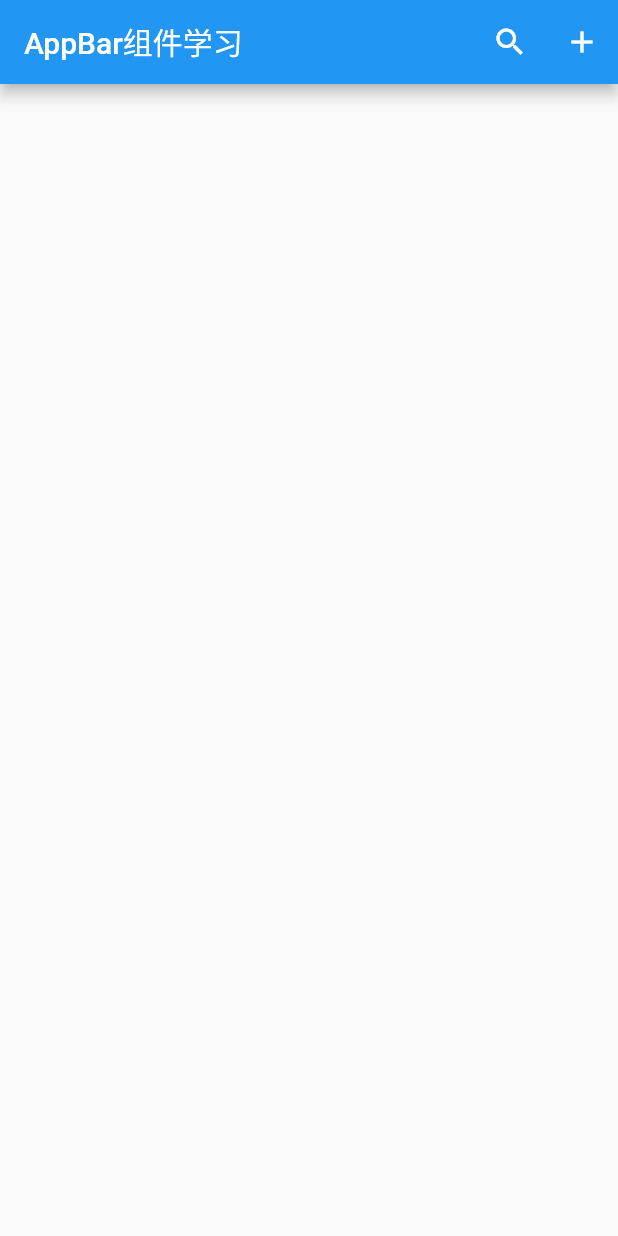
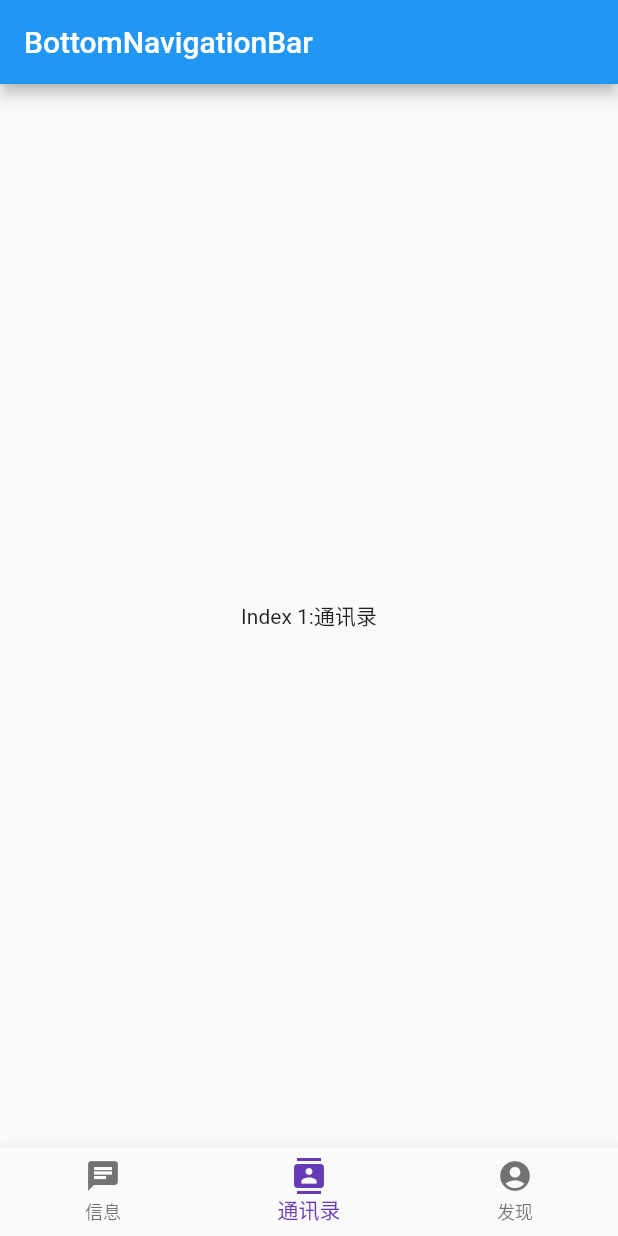
Before and after one commit to Ellen2018/flutter_study_app, a Flutter app: the screen it shows after launch, on a phone screen of 412 x 824 dp. Run offline on Flutter 3.47's test engine with Material 2 defaults, Android fonts, the phone set to English and light mode, and no system bars.

Commit message:
演示BottomNavigationBar组件

```diff
--- a/lib/main.dart
+++ b/lib/main.dart
@@ -8,12 +8,13 @@ import 'package:flutter_study_app/ContainerStudy.dart';
 import 'package:flutter_study_app/TextFormFieldStudy.dart';
 import 'package:flutter_study_app/TextStudy.dart';
 import 'package:flutter_study_app/material/StudyAppBar.dart';
+import 'package:flutter_study_app/material/StudyBottomNavigationBar.dart';
 import 'package:flutter_study_app/material/StudyRoute.dart';
 import 'package:flutter_study_app/material/StudyScaffold.dart';
 
 void main() {
   //配置App
-  runApp(new StudyAppBarApp());
+  runApp(new StudyBottomNavigationBarApp());
 }
 
 class MyApp extends StatelessWidget {
--- /dev/null
+++ b/lib/material/StudyBottomNavigationBar.dart
@@ -0,0 +1,50 @@
+import 'package:flutter/material.dart';
+
+class StudyBottomNavigationBarApp extends StatelessWidget{
+  @override
+  Widget build(BuildContext context) {
+    return MaterialApp(title: 'BottomNavigationBar组件学习',home:BottomNavigationBarPage());
+  }
+}
+
+class BottomNavigationBarPage extends StatefulWidget{
+
+  @override
+  State<StatefulWidget> createState() => BottomNavigationBarState();
+
+}
+
+class BottomNavigationBarState extends State<BottomNavigationBarPage>{
+
+  int _selectedIndex = 1;
+  final _indexMessage = [
+    Text('Index 0:信息'),
+    Text('Index 1:通讯录'),
+    Text('Index 2:发现'),
+  ];
+
+  @override
+  Widget build(BuildContext context) {
+    return Scaffold(
+      appBar: AppBar(
+        title: Text('BottomNavigationBar'),
+      ),
+      body: Center(child: _indexMessage[_selectedIndex],),
+      bottomNavigationBar: BottomNavigationBar(
+        items: <BottomNavigationBarItem>[
+          BottomNavigationBarItem(icon: Icon(Icons.chat),title: Text('信息')),
+          BottomNavigationBarItem(icon: Icon(Icons.contacts),title: Text('通讯录')),
+          BottomNavigationBarItem(icon: Icon(Icons.account_circle),title: Text('发现')),
+        ],
+        currentIndex: _selectedIndex,
+        fixedColor: Colors.deepPurple,
+        onTap: (index){
+          //选中之后执行setState改变状态
+          setState(() {
+            _selectedIndex = index;
+          });
+        },
+      ),
+    );
+  }
+}
```
